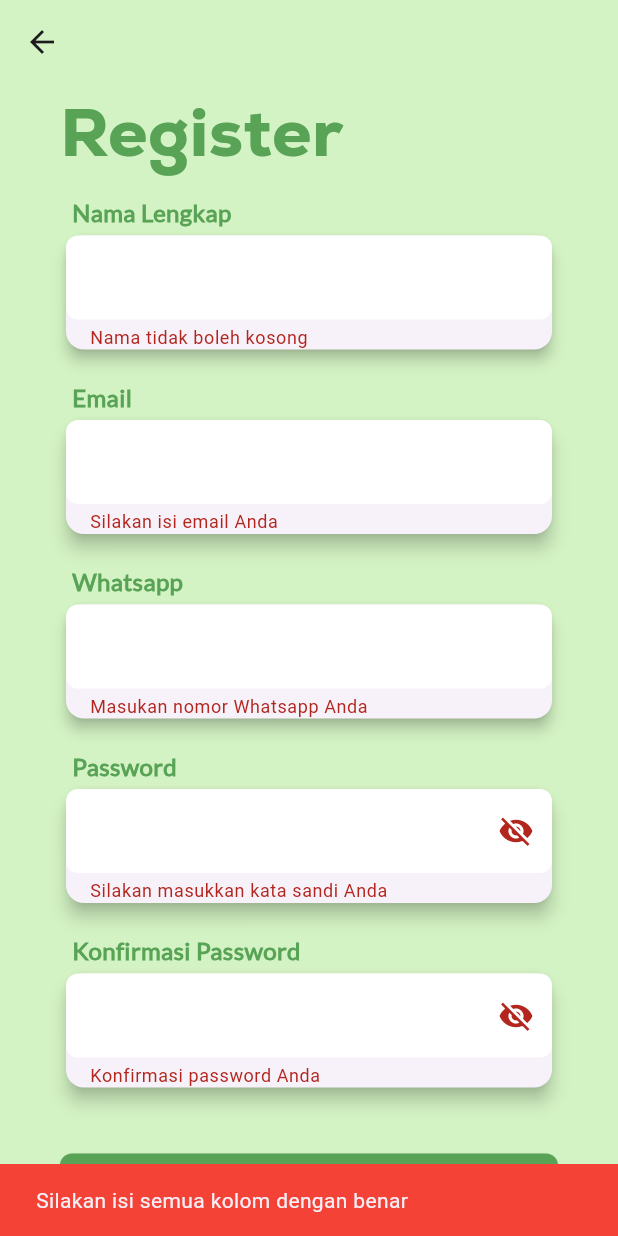
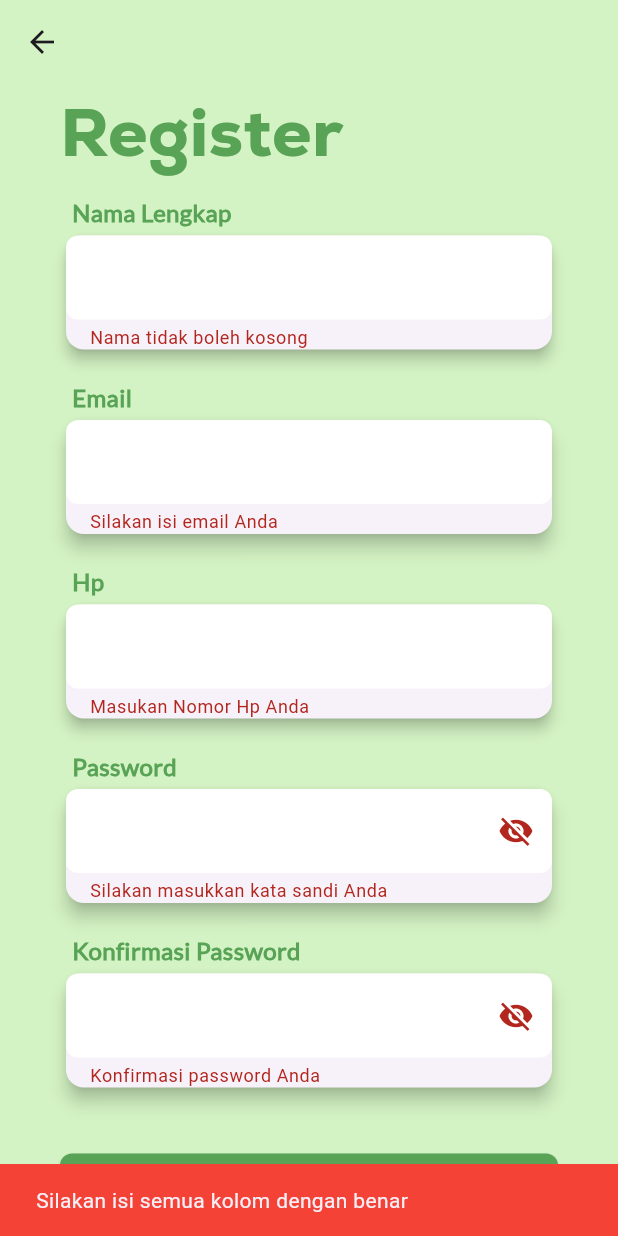
Before and after one commit to ryfazrin/silangka-mobile-app, a Flutter app: the RegisterPage screen opened by its route, after a tap on "Register", on a phone screen of 412 x 824 dp. Run offline on Flutter 3.47's test engine with Material 3 defaults, Android fonts, the phone set to English and light mode, and no system bars; our stand-ins replace connectivity_plus, fl_chart, geocoding, geolocator, icons_plus, image_picker and 4 more; missing offline and left inert: dart:ffi; accounts and stored records are empty; network calls fail.

Commit message:
change whatsapp to hp

```diff
--- a/lib/presentation/pages/register_page.dart
+++ b/lib/presentation/pages/register_page.dart
@@ -197,7 +197,7 @@ class _RegisterPage extends State<RegisterPage> {
                               const Padding(
                                 padding: EdgeInsets.symmetric(horizontal: 8),
                                 child: Text(
-                                  'Whatsapp',
+                                  'Hp',
                                   style: TextStyle(
                                     fontFamily: 'Lato',
                                     fontSize: 16,
@@ -229,15 +229,15 @@ class _RegisterPage extends State<RegisterPage> {
                                     ),
                                     validator: (value) {
                                       if (value == null || value.isEmpty) {
-                                        return 'Masukan nomor Whatsapp Anda';
+                                        return 'Masukan Nomor Hp Anda';
                                       }
                                       if (!RegExp(
                                               r'^\+?[0-9]{1,3}[0-9]{10,13}$')
                                           .hasMatch(value)) {
-                                        return 'Nomor Whatsapp tidak valid';
+                                        return 'Nomor Hp tidak valid';
                                       }
                                       if (!_isWhatsAppNumberAvailable) {
-                                        return 'Nomor Whatsapp sudah digunakan';
+                                        return 'Nomor Hp sudah digunakan';
                                       }
                                       return null;
                                     },
```
Also changed, not shown: lib/presentation/pages/insert_page.dart (+8 -8 lines), lib/presentation/pages/report_page.dart (+46 -21 lines).
